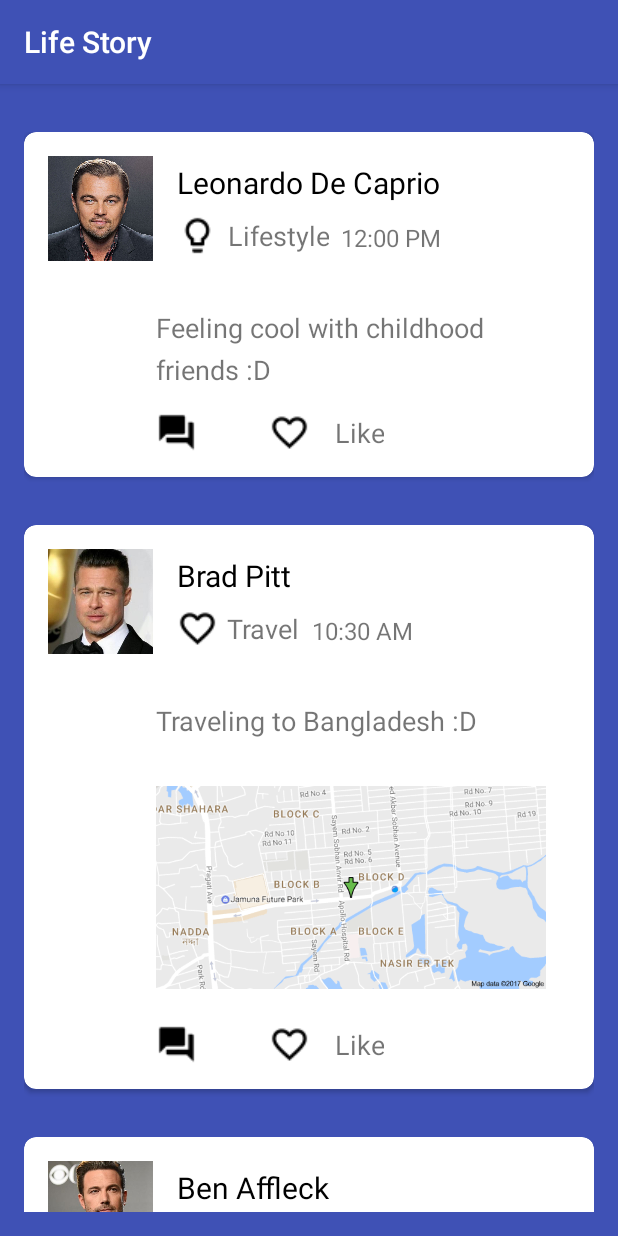
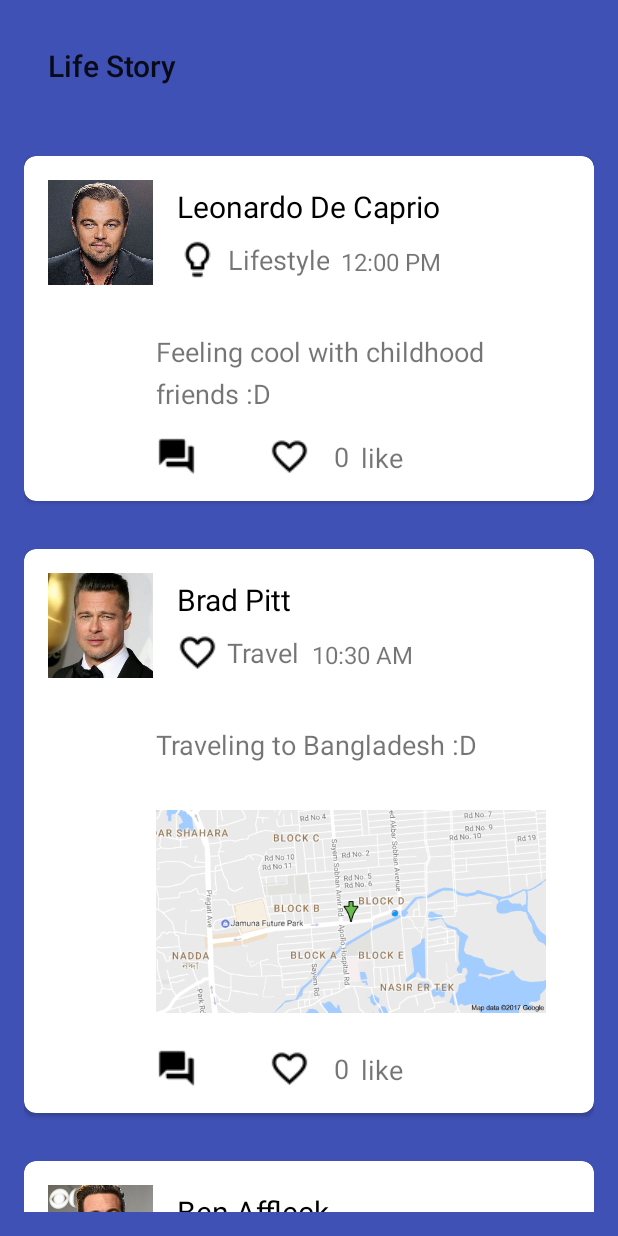
Before and after one commit to mashrurFahim/LifeStory_android, an Android app: the screen it shows after launch (MainActivity), on a phone screen of 412 x 824 dp. Run offline under Robolectric (Android 15) with nearby library versions, the phone set to English and light mode, and no system bars.

Commit message:
Changed like button functionality and toolbar layout.

```diff
--- a/app/src/main/AndroidManifest.xml
+++ b/app/src/main/AndroidManifest.xml
@@ -7,8 +7,8 @@
         android:icon="@mipmap/ic_launcher"
         android:label="@string/app_name"
         android:gravity="center"
-        android:supportsRtl="false"
-        android:theme="@style/AppTheme">
+        android:supportsRtl="true"
+        android:theme="@style/Theme.AppCompat.Light.NoActionBar">
         <activity android:name=".UI.MainActivity">
             <intent-filter>
                 <action android:name="android.intent.action.MAIN" />
--- a/app/src/main/java/com/example/fahim/lifestory/UI/MainActivity.java
+++ b/app/src/main/java/com/example/fahim/lifestory/UI/MainActivity.java
@@ -5,6 +5,7 @@ import android.support.v7.app.AppCompatActivity;
 import android.os.Bundle;
 import android.support.v7.widget.LinearLayoutManager;
 import android.support.v7.widget.RecyclerView;
+import android.support.v7.widget.Toolbar;
 
 import com.example.fahim.lifestory.R;
 import com.example.fahim.lifestory.adapter.StoryItemAdapter;
@@ -23,6 +24,8 @@ public class MainActivity extends AppCompatActivity {
     protected void onCreate(Bundle savedInstanceState) {
         super.onCreate(savedInstanceState);
         setContentView(R.layout.activity_main);
+        Toolbar myToolbar = (Toolbar) findViewById(R.id.my_toolbar);
+        setSupportActionBar(myToolbar);
 
         mRecyclerView = (RecyclerView) findViewById(R.id.recyclerView);
         mLinearLayoutManager = new LinearLayoutManager(this);
--- a/app/src/main/java/com/example/fahim/lifestory/adapter/StoryItemAdapter.java
+++ b/app/src/main/java/com/example/fahim/lifestory/adapter/StoryItemAdapter.java
@@ -62,6 +62,7 @@ public class StoryItemAdapter extends RecyclerView.Adapter<StoryItemAdapter.Item
         private TextView profileStatus;
         private ImageView statusImage;
         private TextView likeCount;
+        private TextView likeText;
         private View container;
 
         public ItemHolder(View itemView) {
@@ -72,7 +73,8 @@ public class StoryItemAdapter extends RecyclerView.Adapter<StoryItemAdapter.Item
             statusTime = (TextView) itemView.findViewById(R.id.timestamp);
             profileStatus = (TextView) itemView.findViewById(R.id.status_bar);
             statusImage = (ImageView) itemView.findViewById(R.id.status_image);
-            likeCount = (TextView) itemView.findViewById(R.id.likes);
+            likeCount = (TextView) itemView.findViewById(R.id.like_counter);
+            likeText = (TextView) itemView.findViewById(R.id.like_text);
             container = itemView.findViewById(R.id.activity_main);
         }
 
@@ -104,20 +106,32 @@ public class StoryItemAdapter extends RecyclerView.Adapter<StoryItemAdapter.Item
 
             likeCount.setOnClickListener(new View.OnClickListener() {
 
+                int x = DemoData.like_count[position];
                 @Override
                 public void onClick(View v) {
-                    if(DemoData.like_update[position].equals("Unlike")) {
-                        ((TextView)v).setCompoundDrawablesWithIntrinsicBounds(R.drawable.like,0,0,0);
-                        ((TextView)v).setText("Like");
-                        DemoData.like_update[position] = "Like";
-                        DemoData.like_icon[position] = R.drawable.like;
+
+                    ((TextView)v).setCompoundDrawablesWithIntrinsicBounds(R.drawable.like_pressed,0,0,0);
+                    x++;
+                    ((TextView)v).setText(""+x);
+                    DemoData.like_count[position] = x;
+                    if(x>1) {
+                        likeText.setText("Likes");
                     }
                     else {
-                        ((TextView)v).setCompoundDrawablesWithIntrinsicBounds(R.drawable.like_pressed,0,0,0);
-                        ((TextView)v).setText("Unlike");
-                        DemoData.like_update[position] = "Unlike";
-                        DemoData.like_icon[position] = R.drawable.like_pressed;
+                        likeText.setText("Like");
                     }
+//                    if(DemoData.like_update[position].equals("Unlike")) {
+//                        ((TextView)v).setCompoundDrawablesWithIntrinsicBounds(R.drawable.like,0,0,0);
+//                        ((TextView)v).setText("Like");
+//                        DemoData.like_update[position] = "Like";
+//                        DemoData.like_icon[position] = R.drawable.like;
+//                    }
+//                    else {
+//                        ((TextView)v).setCompoundDrawablesWithIntrinsicBounds(R.drawable.like_pressed,0,0,0);
+//                        ((TextView)v).setText("Unlike");
+//                        DemoData.like_update[position] = "Unlike";
+//                        DemoData.like_icon[position] = R.drawable.like_pressed;
+//                    }
                 }
 
             });
--- a/app/src/main/java/com/example/fahim/lifestory/model/DemoData.java
+++ b/app/src/main/java/com/example/fahim/lifestory/model/DemoData.java
@@ -30,9 +30,9 @@ public class DemoData {
     private static final String[] person_status = {"Feeling cool with childhood friends :D",
         "Traveling to Bangladesh :D", "Welcome! Today is Pohela Falgun.", "Looking for a weekend plan", "Last sentence by people often not completed :("};
 
-    public static String[] like_update = {"Like","Unlike","Like","Unlike","Like"};
-    public static int[] like_icon = {R.drawable.like,R.drawable.like_pressed,R.drawable.like,R.drawable.like_pressed,R.drawable.like,};
-
+//    public static String[] like_update = {"Like","Unlike","Like","Unlike","Like"};
+//    public static int[] like_icon = {R.drawable.like,R.drawable.like_pressed,R.drawable.like,R.drawable.like_pressed,R.drawable.like,};
+    public static  int[] like_count = {0,0,0,0,0};
     public static List<ListItem> getListData() {
         List<ListItem> data = new ArrayList<>();
 
@@ -46,8 +46,9 @@ public class DemoData {
                 item.setCatagoryStatus(catagory_status[j]);
                 item.setStatusTime(status_time[j]);
                 item.setProfileStatus(person_status[j]);
-                item.setLikeUpdate(like_update[j]);
-                item.setLikeIconId(like_icon[j]);
+//                item.setLikeUpdate(like_update[j]);
+//                item.setLikeIconId(like_icon[j]);
+                item.setLikeCounter(like_count[j]);
                 data.add(item);
             }
         }
--- a/app/src/main/java/com/example/fahim/lifestory/model/ListItem.java
+++ b/app/src/main/java/com/example/fahim/lifestory/model/ListItem.java
@@ -19,6 +19,8 @@ public class ListItem {
     private String profileStatus;
     private int statusImageId;
     private int likeIconId;
+    private int likeCounter;
+    private String likeText;
     private String likeUpdate;
 
     public int getProfileImage() {
@@ -92,4 +94,20 @@ public class ListItem {
     public void setLikeUpdate(String likeUpdate) {
         this.likeUpdate = likeUpdate;
     }
+
+    public int getLikeCounter() {
+        return likeCounter;
+    }
+
+    public void setLikeCounter(int likeCounter) {
+        this.likeCounter = likeCounter;
+    }
+
+    public String getLikeText() {
+        return likeText;
+    }
+
+    public void setLikeText(String likeText) {
+        this.likeText = likeText;
+    }
 }
--- a/app/src/main/res/layout/activity_main.xml
+++ b/app/src/main/res/layout/activity_main.xml
@@ -1,14 +1,25 @@
 <?xml version="1.0" encoding="utf-8"?>
 <RelativeLayout xmlns:android="http://schemas.android.com/apk/res/android"
     xmlns:tools="http://schemas.android.com/tools"
+    xmlns:app="http://schemas.android.com/apk/res-auto"
     android:id="@+id/activity_main"
     android:layout_width="match_parent"
     android:layout_height="match_parent"
     android:background="@color/colorPrimary"
-    android:padding="@dimen/activity_horizontal_margin"
+    android:padding="16dp"
     tools:context="com.example.fahim.lifestory.UI.MainActivity">
 
+    <android.support.v7.widget.Toolbar
+        android:id="@+id/my_toolbar"
+        android:layout_width="match_parent"
+        android:layout_height="?attr/actionBarSize"
+        android:background="@color/colorPrimary"
+        android:theme="@style/ThemeOverlay.AppCompat.ActionBar"
+        app:popupTheme="@style/ThemeOverlay.AppCompat.Light"/>
+
     <android.support.v7.widget.RecyclerView
+        android:layout_below="@id/my_toolbar"
+        android:layout_marginTop="16dp"
         android:id="@+id/recyclerView"
         android:layout_width="match_parent"
         android:layout_height="match_parent" />
--- a/app/src/main/res/layout/list_item.xml
+++ b/app/src/main/res/layout/list_item.xml
@@ -104,7 +104,7 @@
                 android:src="@drawable/message_box" />
 
             <TextView
-                android:id="@+id/likes"
+                android:id="@+id/like_counter"
                 android:layout_width="wrap_content"
                 android:layout_height="wrap_content"
                 android:layout_below="@id/status_image"
@@ -114,12 +114,21 @@
                 android:drawablePadding="16dp"
                 android:drawableStart="@drawable/like"
                 android:gravity="center"
-                android:paddingEnd="16dp"
+                android:paddingEnd="8dp"
                 android:paddingLeft="32dp"
-                android:paddingRight="16dp"
+                android:paddingRight="8dp"
                 android:paddingStart="32dp"
-                android:text="@string/like_text"
+                android:text="0"
                 android:textSize="18sp" />
+            <TextView
+                android:id="@+id/like_text"
+                android:layout_width="wrap_content"
+                android:layout_height="wrap_content"
+                android:layout_below="@id/status_image"
+                android:layout_toRightOf="@id/like_counter"
+                android:text="like"
+                android:paddingTop="2dp"
+                android:textSize="18sp"/>
         </RelativeLayout>
     </android.support.v7.widget.CardView>
 
```
